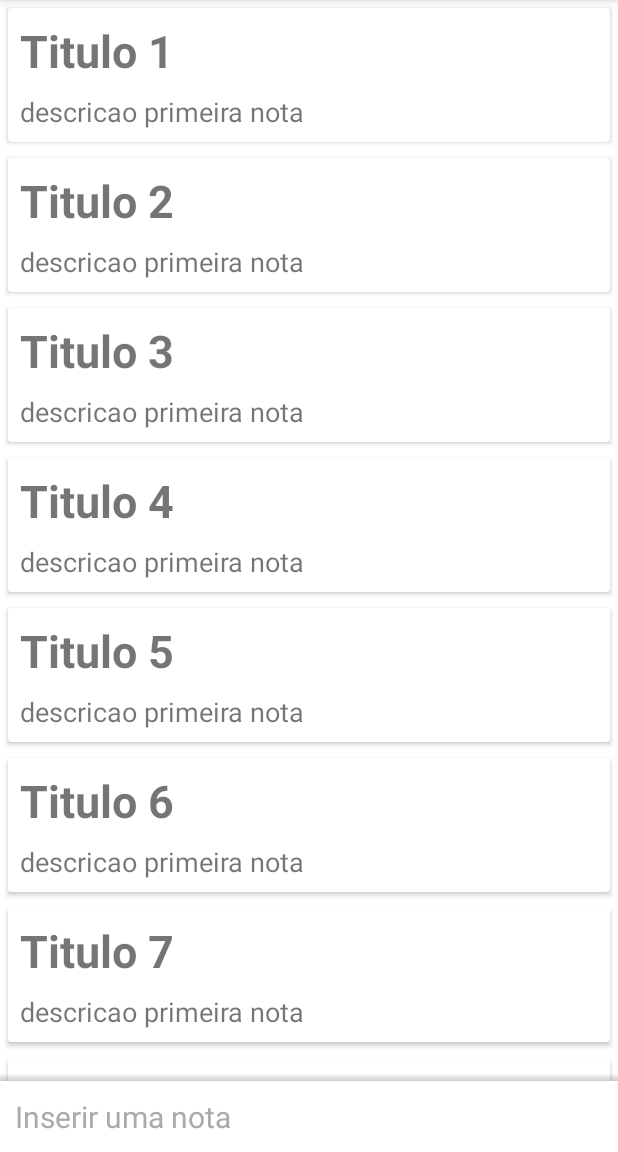
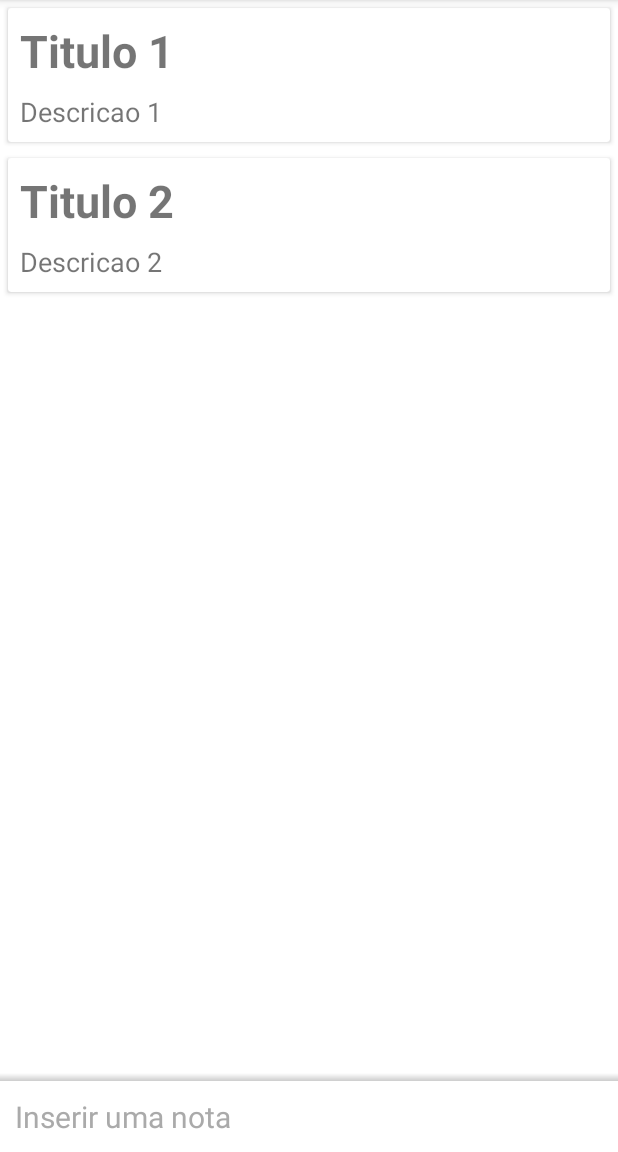
Before and after one commit to jhonfx3/ceep-controle-de-notas-app, an Android app: the screen it shows after launch (ListaNotasActivity), on a phone screen of 412 x 824 dp, the part 84-1236 px from its top. Run offline under Robolectric (Android 15) with nearby library versions, the phone set to English and light mode, and no system bars.

Commit message:
Diminui a quantidade de notas de exemplo para maior facilidade de visualizacao dos testes

```diff
--- a/src/main/java/br/com/alura/ceep/ListaNotasActivity.java
+++ b/src/main/java/br/com/alura/ceep/ListaNotasActivity.java
@@ -16,10 +16,13 @@ import br.com.alura.ceep.ui.recyclerview.adapter.ListaNotasAdapter;
 
 public class ListaNotasActivity extends AppCompatActivity {
 
+    private NotaDAO dao;
+
     @Override
     protected void onCreate(Bundle savedInstanceState) {
         super.onCreate(savedInstanceState);
         setContentView(activity_lista_notas);
+        dao = new NotaDAO();
 
         List<Nota> todasAsNotas = notasDeExemplo();
 
@@ -27,13 +30,8 @@ public class ListaNotasActivity extends AppCompatActivity {
     }
 
     private List<Nota> notasDeExemplo() {
-        NotaDAO dao = new NotaDAO();
-
-        for (int i = 1; i < 10000; i++) {
-            Nota nota = new Nota("Titulo " + i,
-                    "descricao primeira nota");
-            dao.insere(nota);
-        }
+        dao.insere(new Nota("Titulo 1", "Descricao 1"));
+        dao.insere(new Nota("Titulo 2", "Descricao 2"));
         List<Nota> todasAsNotas = dao.todos();
         return todasAsNotas;
     }
```
